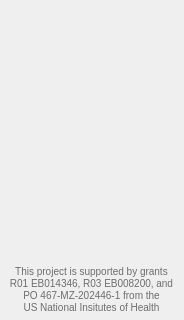
This is GUI/Qt/Windows/SplashPanel.ui in pyushkevich/itksnap as Qt 5 draws it before an edit; both pictures show x 0 to 184 and y 261 to 581 of the 184 by 581 pixel window. The edited form follows.
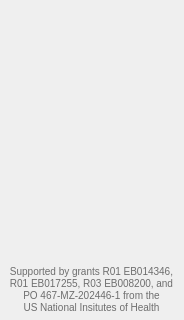
This is the edited form.

```diff
--- a/GUI/Qt/Windows/SplashPanel.ui
+++ b/GUI/Qt/Windows/SplashPanel.ui
@@ -136,7 +136,7 @@
 color:rgb(109, 109, 109);</string>
      </property>
      <property name="text">
-      <string>This project is supported by grants R01 EB014346, R03 EB008200, and PO 467-MZ-202446-1 from the 
+      <string>Supported by grants R01 EB014346, R01 EB017255, R03 EB008200, and PO 467-MZ-202446-1 from the 
 US National Insitutes of Health</string>
      </property>
      <property name="alignment">
```
